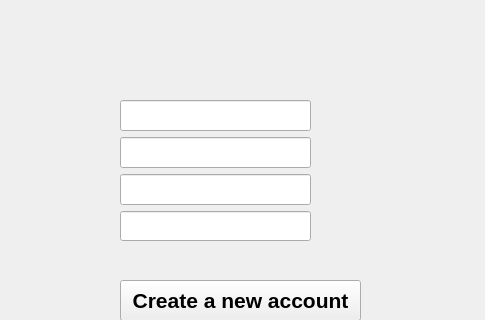
Old version of the form mainwindow.ui in the repository Adarsha16/SoftNote; both pictures show x 0 to 485 and y 190 to 510 of the 966 by 741 pixel window.
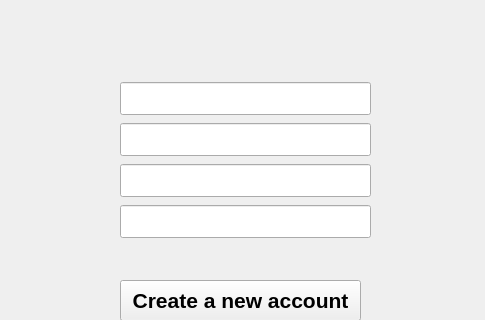
New version of the form.

Patch:
```diff
--- a/mainwindow.ui
+++ b/mainwindow.ui
@@ -60,13 +60,13 @@
       <string>OR</string>
      </property>
     </widget>
-    <widget class="QWidget" name="">
+    <widget class="QWidget" name="layoutWidget">
      <property name="geometry">
       <rect>
        <x>80</x>
-       <y>270</y>
-       <width>191</width>
-       <height>141</height>
+       <y>250</y>
+       <width>251</width>
+       <height>161</height>
       </rect>
      </property>
      <layout class="QVBoxLayout" name="verticalLayout">
```
